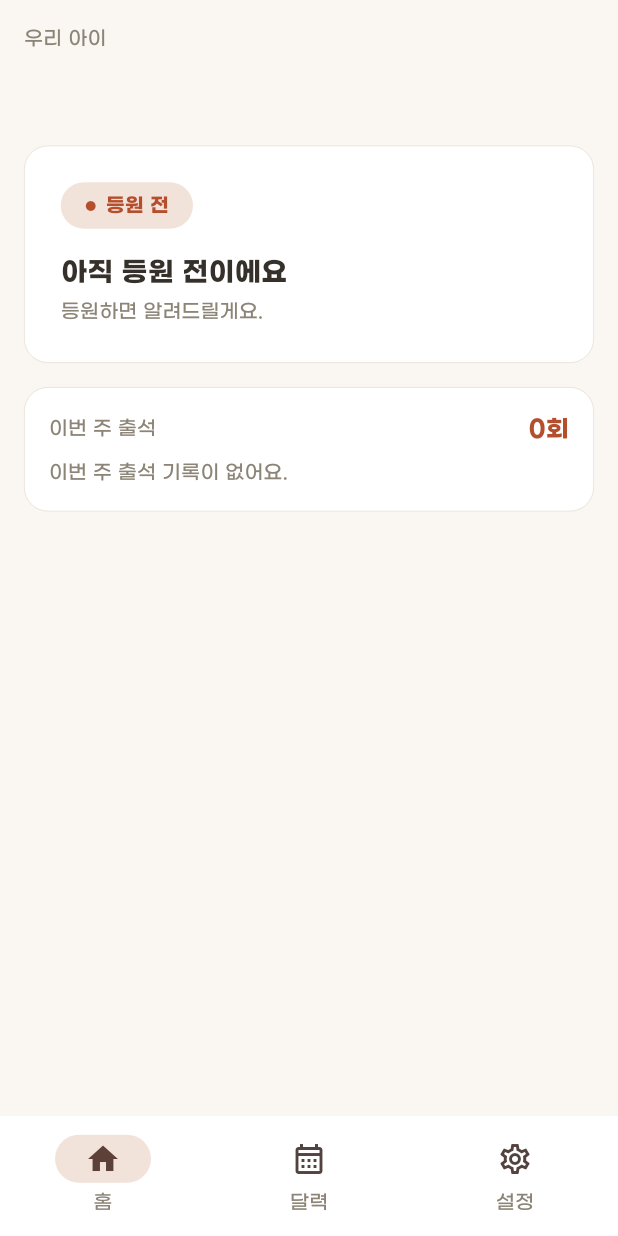
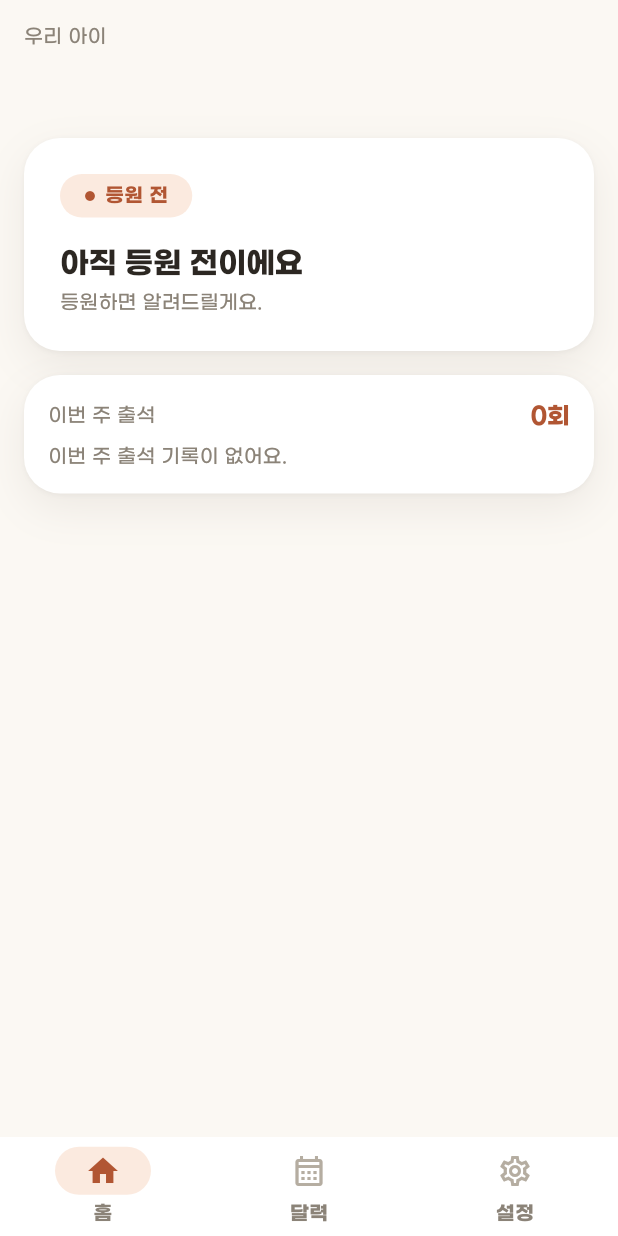
Before and after one commit to Diana-yjh/Jigeum_Yeogi, a Flutter app: the screen it shows once a user with an empty profile is signed in, on a phone screen of 412 x 824 dp. Run offline on Flutter 3.47's test engine with Material 3 defaults, Android fonts, the phone set to English and light mode, and no system bars; our stand-ins replace cloud_firestore, firebase_auth, firebase_core, flutter_riverpod, table_calendar; accounts and stored records are empty; generated files the repository leaves out were written again.

Commit message:
design :: 소프트 파스텔 & 큰 라운드로 디자인 리뉴얼
- 색상 다듬기(채도 낮춘 코랄 + 웜 뉴트럴 + 세이지 보조색 + 그라디언트)
- radius 16→24, 하드 테두리 → 소프트 웜톤 그림자(AppShadow.soft)
- 공용 데코 AppDecoration(card/hero/tint), 타이포 스케일·자간·줄높이 정비
- 히어로 카드 그라디언트(선생님 등원 현황, 학부모 라이브 카드)
- 하단 탭·다이얼로그 스타일 정비, docs/Design.md 갱신

Co-Authored-By: Claude Opus 4.8 (1M context) <noreply@anthropic.com>

```diff
--- a/lib/core/theme/app_colors.dart
+++ b/lib/core/theme/app_colors.dart
@@ -1,18 +1,30 @@
 import 'package:flutter/material.dart';
 
 /// 앱 색상 토큰 — 하드코딩 금지, 반드시 이 상수를 사용할 것.
-/// 값은 디자인 스펙(목업 톤)을 그대로 따른다.
+/// 톤: 소프트 파스텔 + 웜 뉴트럴. 브랜드는 클레이 오렌지(코랄) 계열 유지.
 abstract class AppColors {
-  static const background = Color(0xFFFAF7F2); // 웜 화이트/베이지
-  static const primary = Color(0xFFD97757); // 클레이 오렌지
-  static const primarySoft = Color(0xFFF2E3DA); // 연한 오렌지 (등원 표시, 뱃지 배경)
-  static const primaryDeep = Color(0xFFB54E2C); // 아이콘, 강조 텍스트
+  static const background = Color(0xFFFBF8F3); // 웜 화이트/베이지 (더 밝고 깨끗)
+  static const primary = Color(0xFFDD8064); // 소프트 코랄 오렌지
+  static const primarySoft = Color(0xFFFBEADF); // 연한 피치 — 칩·뱃지·아바타 배경
+  static const primaryTint = Color(0xFFF6D9CB); // 조금 더 진한 피치 틴트
+  static const primaryDeep = Color(0xFFB15633); // 딥 테라코타 — 아이콘·강조 텍스트
 
-  static const textMain = Color(0xFF35302A);
-  static const textSub = Color(0xFF8C8577);
-  static const textFaint = Color(0xFF9B9384);
+  // 어시 파스텔 보조색(세이지) — 긍정/정규 상태에 소량 사용.
+  static const sageSoft = Color(0xFFE7EDE4);
+  static const sageDeep = Color(0xFF5E7D57);
+
+  static const textMain = Color(0xFF2C2722);
+  static const textSub = Color(0xFF8B8378);
+  static const textFaint = Color(0xFFB5ADA1);
 
   static const card = Color(0xFFFFFFFF);
-  static const cardBorder = Color(0xFFE5DED2); // 카드 헤어라인
-  static const chipNeutral = Color(0xFFEFE9DE);
+  static const cardBorder = Color(0xFFEFE9DF); // 매우 옅은 헤어라인
+  static const chipNeutral = Color(0xFFF1ECE3);
+
+  /// 히어로 카드용 코랄 그라디언트.
+  static const primaryGradient = LinearGradient(
+    begin: Alignment.topLeft,
+    end: Alignment.bottomRight,
+    colors: [Color(0xFFE28E70), Color(0xFFD57352)],
+  );
 }
--- /dev/null
+++ b/lib/core/theme/app_decorations.dart
@@ -0,0 +1,38 @@
+import 'package:flutter/material.dart';
+import 'package:jigeum_yeogi/core/theme/app_colors.dart';
+import 'package:jigeum_yeogi/core/theme/app_dimens.dart';
+
+/// 공용 데코레이션 — 소프트 파스텔 카드(둥근 모서리 + 부드러운 그림자).
+abstract class AppDecoration {
+  /// 흰 카드(부드러운 그림자, 테두리 없음).
+  static BoxDecoration card({
+    Color color = AppColors.card,
+    double radius = AppRadius.card,
+  }) {
+    return BoxDecoration(
+      color: color,
+      borderRadius: BorderRadius.circular(radius),
+      boxShadow: AppShadow.soft,
+    );
+  }
+
+  /// 은은한 배경 틴트 카드(그림자 없이 부드러운 색면).
+  static BoxDecoration tint(
+    Color color, {
+    double radius = AppRadius.card,
+  }) {
+    return BoxDecoration(
+      color: color,
+      borderRadius: BorderRadius.circular(radius),
+    );
+  }
+
+  /// 그라디언트 히어로 카드.
+  static BoxDecoration hero({double radius = AppRadius.card}) {
+    return BoxDecoration(
+      gradient: AppColors.primaryGradient,
+      borderRadius: BorderRadius.circular(radius),
+      boxShadow: AppShadow.soft,
+    );
+  }
+}
--- a/lib/core/theme/app_dimens.dart
+++ b/lib/core/theme/app_dimens.dart
@@ -1,13 +1,34 @@
-/// 간격·모서리 토큰.
+import 'package:flutter/material.dart';
+
+/// 간격·모서리·그림자 토큰.
 abstract class AppSpace {
   static const xs = 4.0;
   static const sm = 8.0;
   static const md = 16.0;
   static const lg = 24.0;
   static const xl = 32.0;
+  static const xxl = 40.0;
 }
 
 abstract class AppRadius {
-  static const card = 16.0;
-  static const pill = 999.0; // 버튼/칩은 pill 형태
+  static const sm = 14.0;
+  static const card = 24.0; // 큰 라운드(소프트)
+  static const chip = 18.0;
+  static const pill = 999.0;
 }
+
+/// 부드러운 웜톤 그림자 — 하드 테두리 대신 사용.
+abstract class AppShadow {
+  static const soft = [
+    BoxShadow(
+      color: Color(0x14453121), // 웜톤 8%
+      blurRadius: 24,
+      offset: Offset(0, 10),
+    ),
+    BoxShadow(
+      color: Color(0x0A000000),
+      blurRadius: 2,
+      offset: Offset(0, 1),
+    ),
+  ];
+}
--- a/lib/core/theme/app_text_styles.dart
+++ b/lib/core/theme/app_text_styles.dart
@@ -1,16 +1,32 @@
 import 'package:flutter/material.dart';
 import 'package:jigeum_yeogi/core/theme/app_colors.dart';
 
-/// 텍스트 스타일 토큰.
+/// 텍스트 스타일 토큰. 제목은 타이트하게(letterSpacing↓), 본문은 여유 있게(height↑).
 abstract class AppText {
-  static const screenTitle =
-      TextStyle(fontSize: 24, fontWeight: FontWeight.w700, color: AppColors.textMain);
-  static const sectionTitle =
-      TextStyle(fontSize: 18, fontWeight: FontWeight.w700, color: AppColors.textMain);
-  static const cardTitle =
-      TextStyle(fontSize: 16, fontWeight: FontWeight.w600, color: AppColors.textMain);
-  static const body =
-      TextStyle(fontSize: 14, color: AppColors.textMain);
-  static const caption =
-      TextStyle(fontSize: 13, color: AppColors.textSub);
+  static const display = TextStyle(
+      fontSize: 30,
+      fontWeight: FontWeight.w700,
+      height: 1.15,
+      letterSpacing: -0.6,
+      color: AppColors.textMain);
+  static const screenTitle = TextStyle(
+      fontSize: 26,
+      fontWeight: FontWeight.w700,
+      height: 1.2,
+      letterSpacing: -0.4,
+      color: AppColors.textMain);
+  static const sectionTitle = TextStyle(
+      fontSize: 20,
+      fontWeight: FontWeight.w700,
+      letterSpacing: -0.3,
+      color: AppColors.textMain);
+  static const cardTitle = TextStyle(
+      fontSize: 16,
+      fontWeight: FontWeight.w600,
+      letterSpacing: -0.2,
+      color: AppColors.textMain);
+  static const body = TextStyle(
+      fontSize: 15, height: 1.4, color: AppColors.textMain);
+  static const caption = TextStyle(
+      fontSize: 13, height: 1.3, color: AppColors.textSub);
 }
--- a/lib/core/theme/app_theme.dart
+++ b/lib/core/theme/app_theme.dart
@@ -23,18 +23,35 @@ abstract class AppTheme {
         bodyMedium: AppText.body,
         bodySmall: AppText.caption,
       ),
-      cardTheme: const CardThemeData(
+      cardTheme: CardThemeData(
         color: AppColors.card,
-        elevation: 0,
+        elevation: 6,
+        shadowColor: const Color(0x14453121),
+        surfaceTintColor: Colors.transparent,
         shape: RoundedRectangleBorder(
-          borderRadius: BorderRadius.all(Radius.circular(AppRadius.card)),
-          side: BorderSide(color: AppColors.cardBorder, width: 0.5),
+          borderRadius: BorderRadius.circular(AppRadius.card),
         ),
       ),
       navigationBarTheme: NavigationBarThemeData(
         backgroundColor: AppColors.card,
         indicatorColor: AppColors.primarySoft,
-        labelTextStyle: WidgetStateProperty.all(AppText.caption),
+        elevation: 0,
+        height: 66,
+        surfaceTintColor: Colors.transparent,
+        labelTextStyle: WidgetStateProperty.all(
+            AppText.caption.copyWith(fontWeight: FontWeight.w600)),
+        iconTheme: WidgetStateProperty.resolveWith((states) => IconThemeData(
+              color: states.contains(WidgetState.selected)
+                  ? AppColors.primaryDeep
+                  : AppColors.textFaint,
+            )),
+      ),
+      dialogTheme: DialogThemeData(
+        backgroundColor: AppColors.card,
+        surfaceTintColor: Colors.transparent,
+        shape: RoundedRectangleBorder(
+          borderRadius: BorderRadius.circular(AppRadius.card),
+        ),
       ),
     );
   }
--- a/lib/features/home/parent_home_screen.dart
+++ b/lib/features/home/parent_home_screen.dart
@@ -1,6 +1,7 @@
 import 'package:flutter/material.dart';
 import 'package:flutter_riverpod/flutter_riverpod.dart';
 import 'package:jigeum_yeogi/core/theme/app_colors.dart';
+import 'package:jigeum_yeogi/core/theme/app_decorations.dart';
 import 'package:jigeum_yeogi/core/theme/app_dimens.dart';
 import 'package:jigeum_yeogi/core/theme/app_text_styles.dart';
 import 'package:jigeum_yeogi/core/util/time_format.dart';
@@ -56,11 +57,7 @@ class _LiveCard extends StatelessWidget {
     return Container(
       width: double.infinity,
       padding: const EdgeInsets.all(AppSpace.lg),
-      decoration: BoxDecoration(
-        color: inClass ? AppColors.primary : AppColors.card,
-        borderRadius: BorderRadius.circular(AppRadius.card),
-        border: Border.all(color: AppColors.cardBorder, width: 0.5),
-      ),
+      decoration: inClass ? AppDecoration.hero() : AppDecoration.card(),
       child: Column(
         crossAxisAlignment: CrossAxisAlignment.start,
         children: [
@@ -160,11 +157,7 @@ class _WeeklyRecords extends StatelessWidget {
     return Container(
       width: double.infinity,
       padding: const EdgeInsets.all(AppSpace.md),
-      decoration: BoxDecoration(
-        color: AppColors.card,
-        borderRadius: BorderRadius.circular(AppRadius.card),
-        border: Border.all(color: AppColors.cardBorder, width: 0.5),
-      ),
+      decoration: AppDecoration.card(),
       child: Column(
         crossAxisAlignment: CrossAxisAlignment.start,
         children: [
@@ -213,13 +206,14 @@ class _WeeklyRecords extends StatelessWidget {
         Container(
           padding: const EdgeInsets.symmetric(horizontal: 8, vertical: 2),
           decoration: BoxDecoration(
-            color: isMakeup ? AppColors.chipNeutral : AppColors.primarySoft,
+            color: isMakeup ? AppColors.primarySoft : AppColors.sageSoft,
             borderRadius: BorderRadius.circular(AppRadius.pill),
           ),
           child: Text(
             isMakeup ? '보충' : '정규',
             style: AppText.caption.copyWith(
-                color: isMakeup ? AppColors.textSub : AppColors.primaryDeep),
+                color: isMakeup ? AppColors.primaryDeep : AppColors.sageDeep,
+                fontWeight: FontWeight.w600),
           ),
         ),
       ],
```
Also changed, not shown: lib/features/attendance/widgets/student_card.dart (+2 -5 lines), lib/features/calendar/parent_calendar_screen.dart (+3 -10 lines), lib/features/calendar/teacher_calendar_screen.dart (+3 -10 lines), lib/features/home/teacher_home_screen.dart (+5 -11 lines), lib/features/onboarding/role_select_screen.dart (+4 -6 lines), lib/features/schedule/student_schedule_screen.dart (+2 -5 lines), lib/features/settings/settings_screen.dart (+2 -5 lines), 1 other file.
